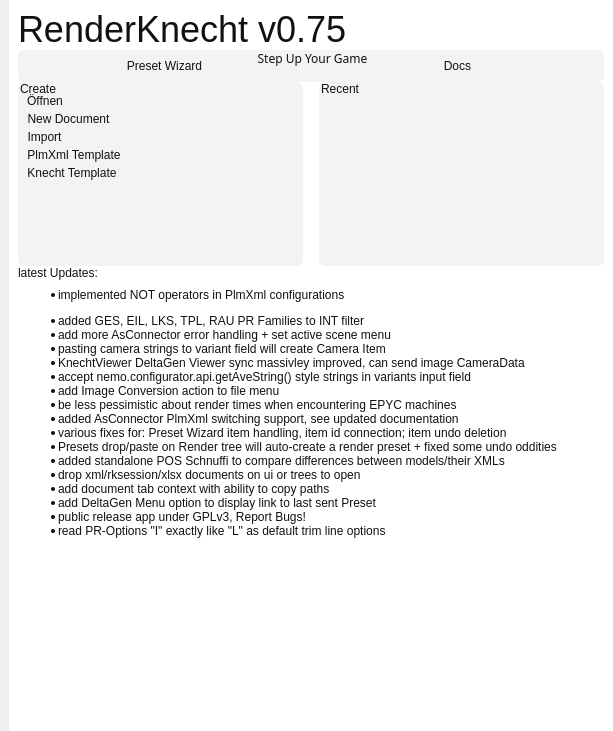
Old version of the form ui/knecht_welcome.ui in the repository tappi287/RenderKnecht2.
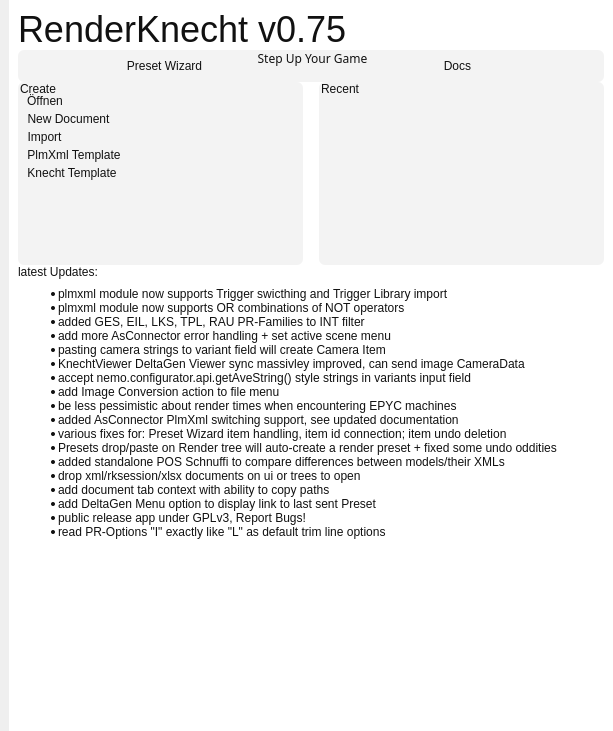
New version of the form. Icons and pictures are not drawn.

Commit message: update plmxml module supporting trigger rules and OR combinations of NOT operators

```diff
--- a/ui/knecht_welcome.ui
+++ b/ui/knecht_welcome.ui
@@ -439,7 +439,7 @@
                <number>0</number>
               </property>
               <property name="text">
-               <string>&lt;html&gt;&lt;head/&gt;&lt;body&gt;&lt;ul style=&quot;margin-top: 0px; margin-bottom: 0px; margin-left: 0px; margin-right: 0px; -qt-list-indent: 1;&quot;&gt;&lt;li style=&quot; margin-top:12px; margin-bottom:0px; margin-left:0px; margin-right:0px; -qt-block-indent:0; text-indent:0px;&quot;&gt;implemented NOT operators in PlmXml configurations&lt;/li&gt;&lt;li style=&quot; margin-top:12px; margin-bottom:0px; margin-left:0px; margin-right:0px; -qt-block-indent:0; text-indent:0px;&quot;&gt;added GES, EIL, LKS, TPL, RAU PR Families to INT filter&lt;/li&gt;&lt;li style=&quot; margin-top:0px; margin-bottom:0px; margin-left:0px; margin-right:0px; -qt-block-indent:0; text-indent:0px;&quot;&gt;add more AsConnector error handling + set active scene menu&lt;/li&gt;&lt;li style=&quot; margin-top:0px; margin-bottom:0px; margin-left:0px; margin-right:0px; -qt-block-indent:0; text-indent:0px;&quot;&gt;pasting camera strings to variant field will create Camera Item&lt;/li&gt;&lt;li style=&quot; margin-top:0px; margin-bottom:0px; margin-left:0px; margin-right:0px; -qt-block-indent:0; text-indent:0px;&quot;&gt;KnechtViewer DeltaGen Viewer sync massivley improved, can send image CameraData&lt;/li&gt;&lt;li style=&quot; margin-top:0px; margin-bottom:0px; margin-left:0px; margin-right:0px; -qt-block-indent:0; text-indent:0px;&quot;&gt;accept nemo.configurator.api.getAveString() style strings in variants input field&lt;/li&gt;&lt;li style=&quot; margin-top:0px; margin-bottom:0px; margin-left:0px; margin-right:0px; -qt-block-indent:0; text-indent:0px;&quot;&gt;add Image Conversion action to file menu&lt;/li&gt;&lt;li style=&quot; margin-top:0px; margin-bottom:0px; margin-left:0px; margin-right:0px; -qt-block-indent:0; text-indent:0px;&quot;&gt;be less pessimistic about render times when encountering EPYC machines&lt;/li&gt;&lt;li style=&quot; margin-top:0px; margin-bottom:0px; margin-left:0px; margin-right:0px; -qt-block-indent:0; text-indent:0px;&quot;&gt;added AsConnector PlmXml switching support, see updated documentation&lt;/li&gt;&lt;li style=&quot; margin-top:0px; margin-bottom:0px; margin-left:0px; margin-right:0px; -qt-block-indent:0; text-indent:0px;&quot;&gt;various fixes for: Preset Wizard item handling, item id connection; item undo deletion&lt;/li&gt;&lt;li style=&quot; margin-top:0px; margin-bottom:0px; margin-left:0px; margin-right:0px; -qt-block-indent:0; text-indent:0px;&quot;&gt;Presets drop/paste on Render tree will auto-create a render preset + fixed some undo oddities&lt;/li&gt;&lt;li style=&quot; margin-top:0px; margin-bottom:0px; margin-left:0px; margin-right:0px; -qt-block-indent:0; text-indent:0px;&quot;&gt;added standalone POS Schnuffi to compare differences between models/their XMLs&lt;/li&gt;&lt;li style=&quot; margin-top:0px; margin-bottom:0px; margin-left:0px; margin-right:0px; -qt-block-indent:0; text-indent:0px;&quot;&gt;drop xml/rksession/xlsx documents on ui or trees to open&lt;/li&gt;&lt;li style=&quot; margin-top:0px; margin-bottom:0px; margin-left:0px; margin-right:0px; -qt-block-indent:0; text-indent:0px;&quot;&gt;add document tab context with ability to copy paths&lt;/li&gt;&lt;li style=&quot; margin-top:0px; margin-bottom:0px; margin-left:0px; margin-right:0px; -qt-block-indent:0; text-indent:0px;&quot;&gt;add DeltaGen Menu option to display link to last sent Preset&lt;/li&gt;&lt;li style=&quot; margin-top:0px; margin-bottom:0px; margin-left:0px; margin-right:0px; -qt-block-indent:0; text-indent:0px;&quot;&gt;public release app under GPLv3, Report Bugs!&lt;/li&gt;&lt;li style=&quot; margin-top:0px; margin-bottom:12px; margin-left:0px; margin-right:0px; -qt-block-indent:0; text-indent:0px;&quot;&gt;read PR-Options &amp;quot;I&amp;quot; exactly like &amp;quot;L&amp;quot; as default trim line options&lt;/li&gt;&lt;/ul&gt;&lt;/body&gt;&lt;/html&gt;</string>
+               <string>&lt;html&gt;&lt;head/&gt;&lt;body&gt;&lt;ul style=&quot;margin-top: 0px; margin-bottom: 0px; margin-left: 0px; margin-right: 0px; -qt-list-indent: 1;&quot;&gt;&lt;li style=&quot; margin-top:12px; margin-bottom:0px; margin-left:0px; margin-right:0px; -qt-block-indent:0; text-indent:0px;&quot;&gt;plmxml module now supports Trigger swicthing and Trigger Library import&lt;/li&gt;&lt;li style=&quot; margin-top:0px; margin-bottom:0px; margin-left:0px; margin-right:0px; -qt-block-indent:0; text-indent:0px;&quot;&gt;plmxml module now supports OR combinations of NOT operators&lt;/li&gt;&lt;li style=&quot; margin-top:0px; margin-bottom:0px; margin-left:0px; margin-right:0px; -qt-block-indent:0; text-indent:0px;&quot;&gt;added GES, EIL, LKS, TPL, RAU PR-Families to INT filter&lt;/li&gt;&lt;li style=&quot; margin-top:0px; margin-bottom:0px; margin-left:0px; margin-right:0px; -qt-block-indent:0; text-indent:0px;&quot;&gt;add more AsConnector error handling + set active scene menu&lt;/li&gt;&lt;li style=&quot; margin-top:0px; margin-bottom:0px; margin-left:0px; margin-right:0px; -qt-block-indent:0; text-indent:0px;&quot;&gt;pasting camera strings to variant field will create Camera Item&lt;/li&gt;&lt;li style=&quot; margin-top:0px; margin-bottom:0px; margin-left:0px; margin-right:0px; -qt-block-indent:0; text-indent:0px;&quot;&gt;KnechtViewer DeltaGen Viewer sync massivley improved, can send image CameraData&lt;/li&gt;&lt;li style=&quot; margin-top:0px; margin-bottom:0px; margin-left:0px; margin-right:0px; -qt-block-indent:0; text-indent:0px;&quot;&gt;accept nemo.configurator.api.getAveString() style strings in variants input field&lt;/li&gt;&lt;li style=&quot; margin-top:0px; margin-bottom:0px; margin-left:0px; margin-right:0px; -qt-block-indent:0; text-indent:0px;&quot;&gt;add Image Conversion action to file menu&lt;/li&gt;&lt;li style=&quot; margin-top:0px; margin-bottom:0px; margin-left:0px; margin-right:0px; -qt-block-indent:0; text-indent:0px;&quot;&gt;be less pessimistic about render times when encountering EPYC machines&lt;/li&gt;&lt;li style=&quot; margin-top:0px; margin-bottom:0px; margin-left:0px; margin-right:0px; -qt-block-indent:0; text-indent:0px;&quot;&gt;added AsConnector PlmXml switching support, see updated documentation&lt;/li&gt;&lt;li style=&quot; margin-top:0px; margin-bottom:0px; margin-left:0px; margin-right:0px; -qt-block-indent:0; text-indent:0px;&quot;&gt;various fixes for: Preset Wizard item handling, item id connection; item undo deletion&lt;/li&gt;&lt;li style=&quot; margin-top:0px; margin-bottom:0px; margin-left:0px; margin-right:0px; -qt-block-indent:0; text-indent:0px;&quot;&gt;Presets drop/paste on Render tree will auto-create a render preset + fixed some undo oddities&lt;/li&gt;&lt;li style=&quot; margin-top:0px; margin-bottom:0px; margin-left:0px; margin-right:0px; -qt-block-indent:0; text-indent:0px;&quot;&gt;added standalone POS Schnuffi to compare differences between models/their XMLs&lt;/li&gt;&lt;li style=&quot; margin-top:0px; margin-bottom:0px; margin-left:0px; margin-right:0px; -qt-block-indent:0; text-indent:0px;&quot;&gt;drop xml/rksession/xlsx documents on ui or trees to open&lt;/li&gt;&lt;li style=&quot; margin-top:0px; margin-bottom:0px; margin-left:0px; margin-right:0px; -qt-block-indent:0; text-indent:0px;&quot;&gt;add document tab context with ability to copy paths&lt;/li&gt;&lt;li style=&quot; margin-top:0px; margin-bottom:0px; margin-left:0px; margin-right:0px; -qt-block-indent:0; text-indent:0px;&quot;&gt;add DeltaGen Menu option to display link to last sent Preset&lt;/li&gt;&lt;li style=&quot; margin-top:0px; margin-bottom:0px; margin-left:0px; margin-right:0px; -qt-block-indent:0; text-indent:0px;&quot;&gt;public release app under GPLv3, Report Bugs!&lt;/li&gt;&lt;li style=&quot; margin-top:0px; margin-bottom:12px; margin-left:0px; margin-right:0px; -qt-block-indent:0; text-indent:0px;&quot;&gt;read PR-Options &amp;quot;I&amp;quot; exactly like &amp;quot;L&amp;quot; as default trim line options&lt;/li&gt;&lt;/ul&gt;&lt;/body&gt;&lt;/html&gt;</string>
               </property>
               <property name="alignment">
                <set>Qt::AlignLeading|Qt::AlignLeft|Qt::AlignVCenter</set>
```
The commit also changes 5 other files.
